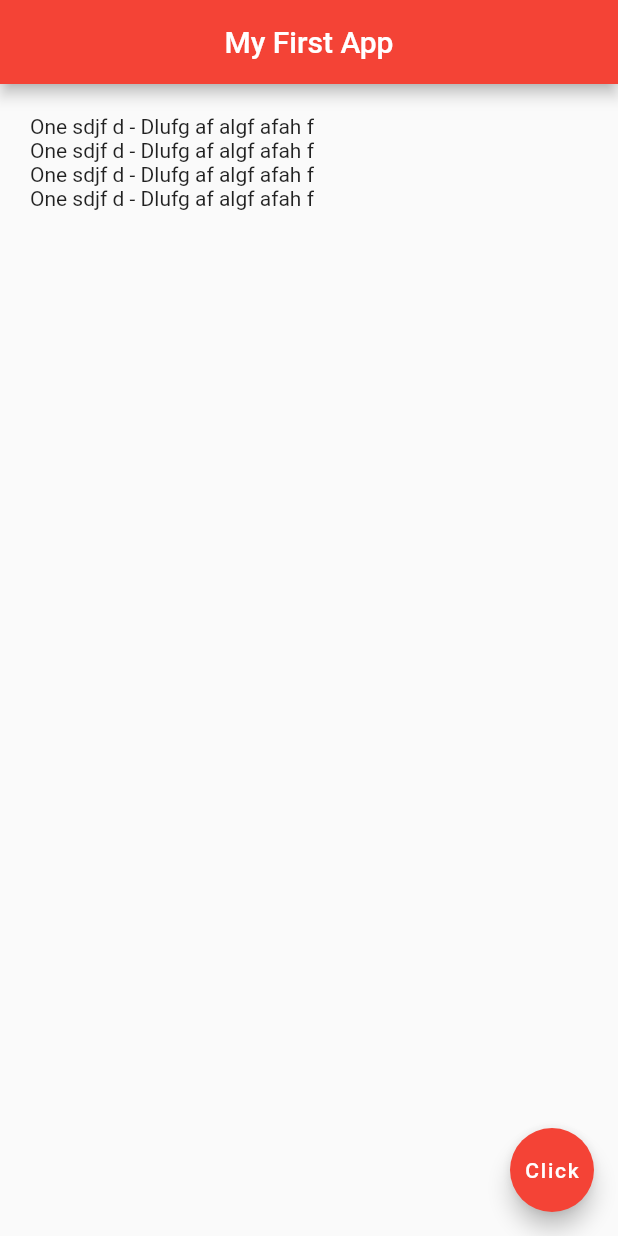
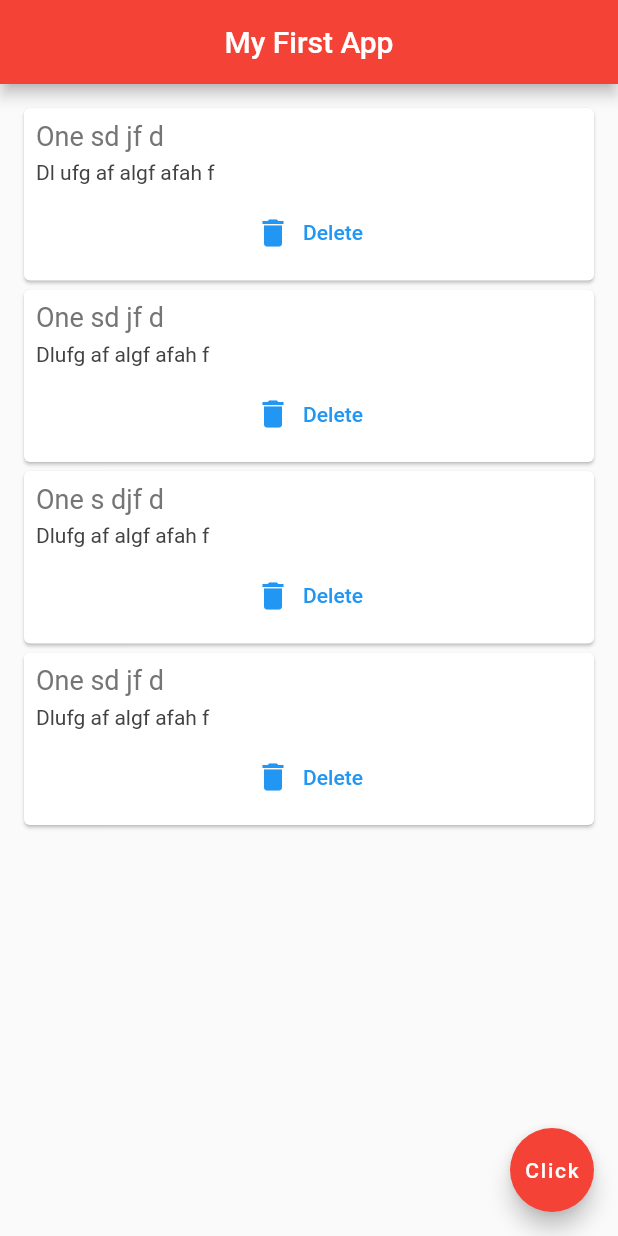
Before and after one commit to Monjur-Alam/Flutter-Beginner, a Flutter app: the screen it shows after launch, on a phone screen of 412 x 824 dp. Run offline on Flutter 3.47's test engine with Material 2 defaults, Android fonts, the phone set to English and light mode, and no system bars.

Commit message:
Card, Extracting widgets, Function

```diff
--- /dev/null
+++ b/lib/QuoteCard.dart
@@ -0,0 +1,47 @@
+import 'package:flutter/cupertino.dart';
+import 'package:flutter/material.dart';
+import 'quote.dart';
+
+class QuoteCard extends StatelessWidget {
+
+  final Quote quote;
+  final Function delete;
+
+  QuoteCard({ required this.quote, required this.delete });
+
+  @override
+  Widget build(BuildContext context) {
+    return Card(
+      margin: EdgeInsets.fromLTRB(6.0, 6.0, 6.0, 0.0),
+      child: Padding(
+        padding: const EdgeInsets.all(8.0),
+        child: Column(
+          crossAxisAlignment: CrossAxisAlignment.stretch,
+          children: [
+            Text(
+              quote.text,
+              style: TextStyle(
+                fontSize: 18.0,
+                color: Colors.grey[600],
+              ),
+            ),
+            SizedBox(height: 6.0),
+            Text(
+              quote.author,
+              style: TextStyle(
+                fontSize: 14.0,
+                color: Colors.grey[800],
+              ),
+            ),
+            SizedBox(height: 8.0),
+            TextButton.icon(
+              onPressed: () => delete,
+              label: Text('Delete'),
+              icon: Icon(Icons.delete),
+            )
+          ],
+        ),
+      ),
+    );
+  }
+}
--- a/lib/main.dart
+++ b/lib/main.dart
@@ -1,6 +1,7 @@
 import 'package:flutter/cupertino.dart';
 import 'package:flutter/material.dart';
 import 'quote.dart';
+import 'QuoteCard.dart';
 
 void main() => runApp(MaterialApp(home: Home()));
 
@@ -11,11 +12,12 @@ class Home extends StatefulWidget {
 
 class _HomeState extends State<Home> {
   List<Quote> quotes = [
-    Quote(text: 'One sdjf d', author: 'Dlufg af algf afah f'),
-    Quote(text: 'One sdjf d', author: 'Dlufg af algf afah f'),
-    Quote(text: 'One sdjf d', author: 'Dlufg af algf afah f'),
-    Quote(text: 'One sdjf d', author: 'Dlufg af algf afah f')
+    Quote(text: 'One sd jf d', author: 'Dl ufg af algf afah f'),
+    Quote(text: 'One sd jf d', author: 'Dlufg af algf afah f'),
+    Quote(text: 'One s djf d', author: 'Dlufg af algf afah f'),
+    Quote(text: 'One sd jf d', author: 'Dlufg af algf afah f')
   ];
+
   @override
   Widget build(BuildContext context) {
     return Scaffold(
@@ -25,11 +27,17 @@ class _HomeState extends State<Home> {
         backgroundColor: Colors.red[500],
       ),
       body: Padding(
-        padding: EdgeInsets.fromLTRB(20.0, 20.0, 20.0, 20.0),
-        child: Column(
-          children: quotes.map((quote) => Text('${quote.text} - ${quote.author}')).toList()
-        )
-      ),
+          padding: EdgeInsets.fromLTRB(10.0, 10.0, 10.0, 10.0),
+          child: Column(
+              children: quotes
+                  .map((quote) => QuoteCard(
+                      quote: quote,
+                      delete: () {
+                        setState(() {
+                          quotes.remove(quote);
+                        });
+                      }))
+                  .toList())),
       floatingActionButton: FloatingActionButton(
         onPressed: () {},
         child: Text('Click'),
```
